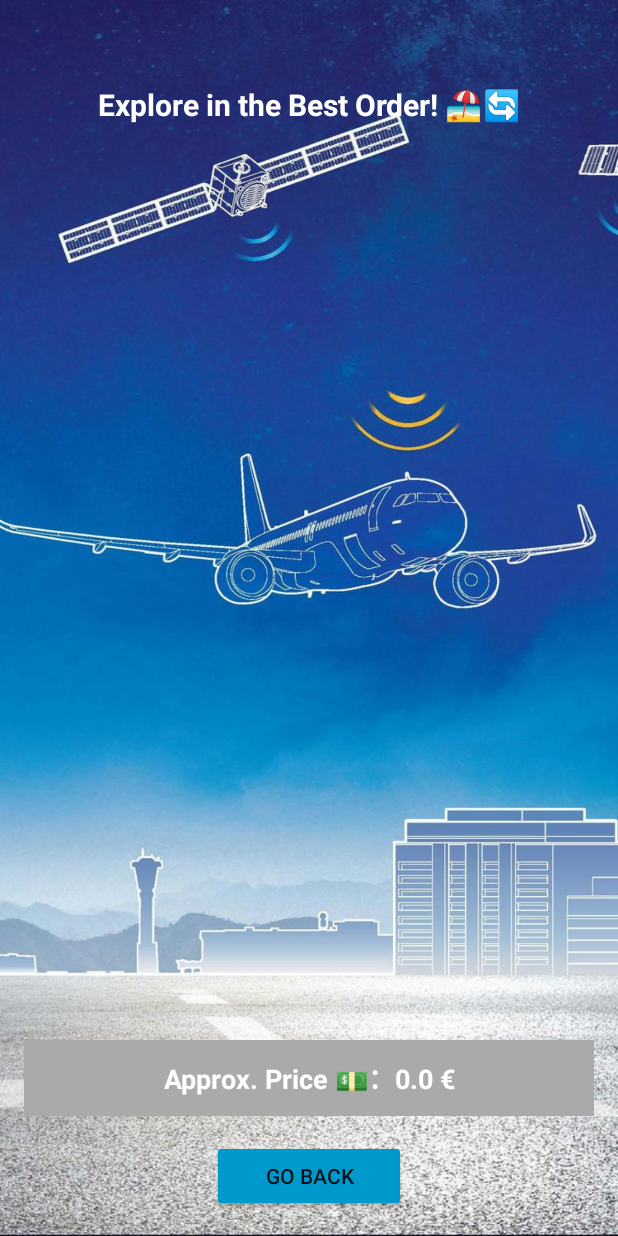
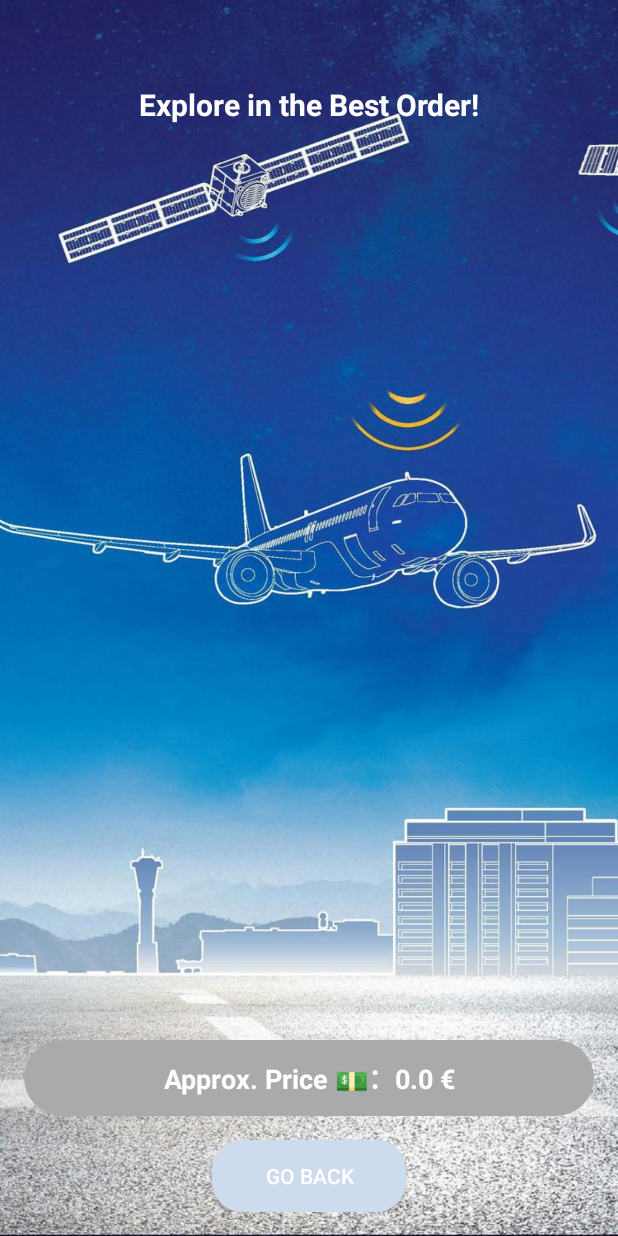
Before and after one commit to JuliaZula/SmartTraveler, an Android app: the ResultActivity screen opened directly, with no data from a screen before it, on a phone screen of 412 x 824 dp. Run offline under Robolectric (Android 15) with nearby library versions, the phone set to English and light mode, and no system bars; libraries missing offline, so code that uses them is left out: com.ctc.wstx.

Commit message:
add screenshots

```diff
--- /dev/null
+++ b/SmartTraveler_v1/app/src/main/res/drawable/round_button.xml
@@ -0,0 +1,6 @@
+ <shape xmlns:android="http://schemas.android.com/apk/res/android"
+     android:shape="rectangle">
+
+     <solid android:color="@color/light_blue"/>
+     <corners android:radius="20dp"/>
+ </shape>
--- /dev/null
+++ b/SmartTraveler_v1/app/src/main/res/drawable/round_corner_bg.xml
@@ -0,0 +1,7 @@
+<shape xmlns:android="http://schemas.android.com/apk/res/android"
+    android:shape="rectangle">
+
+    <solid android:color="@android:color/darker_gray"/>
+    <corners android:radius="30dp"/>
+
+</shape>
--- a/SmartTraveler_v1/app/src/main/res/layout/activity_main.xml
+++ b/SmartTraveler_v1/app/src/main/res/layout/activity_main.xml
@@ -1,4 +1,4 @@
-<?xml version="1.0" encoding="utf-8"?>
+
 <LinearLayout xmlns:android="http://schemas.android.com/apk/res/android"
     android:layout_width="match_parent"
     android:layout_height="match_parent"
@@ -108,7 +108,7 @@
         android:layout_weight="1"
         android:text="Optimize 💰"
         android:minWidth="100dp"
-        android:padding="8dp"/>
+        android:padding="8dp" />
     </LinearLayout>
 
     </LinearLayout>
--- a/SmartTraveler_v1/app/src/main/res/layout/activity_result.xml
+++ b/SmartTraveler_v1/app/src/main/res/layout/activity_result.xml
@@ -1,3 +1,4 @@
+<?xml version="1.0" encoding="utf-8"?>
 <FrameLayout xmlns:android="http://schemas.android.com/apk/res/android"
     android:layout_width="match_parent"
     android:layout_height="match_parent">
@@ -23,18 +24,20 @@
             android:layout_height="40dp" />
 
         <!-- 标题 -->
+
+        <!-- 结果列表 -->
+
         <TextView
             android:id="@+id/tv_title"
             android:layout_width="match_parent"
             android:layout_height="wrap_content"
-            android:text="Explore in the Best Order! 🏖️🔄"
+            android:layout_marginBottom="8dp"
+            android:gravity="center"
+            android:text="Explore in the Best Order!"
+            android:textColor="@android:color/white"
             android:textSize="20sp"
-            android:textStyle="bold"
-            android:gravity="center"
-            android:layout_marginBottom="8dp"
-            android:textColor="@android:color/white"/>
+            android:textStyle="bold" />
 
-        <!-- 结果列表 -->
         <ScrollView
             android:layout_width="match_parent"
             android:layout_height="0dp"
@@ -46,7 +49,7 @@
                 android:layout_width="match_parent"
                 android:layout_height="wrap_content"
                 android:columnCount="2"
-                android:padding="8dp"/>
+                android:padding="8dp" />
         </ScrollView>
 
         <!-- 总费用 -->
@@ -55,23 +58,22 @@
             android:layout_width="match_parent"
             android:layout_height="wrap_content"
             android:layout_marginTop="12dp"
-            android:background="@android:color/darker_gray"
+            android:background="@drawable/round_corner_bg"
             android:gravity="center"
             android:padding="12dp"
             android:text="Approx. Price 💵：0 €"
             android:textColor="@android:color/white"
             android:textSize="18sp"
             android:textStyle="bold" />
-
-        <!-- 返回按钮 -->
         <Button
             android:id="@+id/btn_back"
             android:layout_width="129dp"
             android:layout_height="wrap_content"
             android:layout_gravity="center"
             android:layout_marginTop="16dp"
-            android:backgroundTint="@android:color/holo_blue_dark"
+            android:background="@drawable/round_button"
             android:maxWidth="200dp"
+            android:textColor="@android:color/white"
             android:text="GO BACK" />
 
     </LinearLayout>
--- a/SmartTraveler_v1/app/src/main/res/values/colors.xml
+++ b/SmartTraveler_v1/app/src/main/res/values/colors.xml
@@ -3,4 +3,5 @@
     <color name="black">#FF000000</color>
     <color name="white">#FFFFFFFF</color>
     <color name="teal_700">#00796B</color>
+    <color name="light_blue">#cddced</color>
 </resources>
```
Also changed, not shown: SmartTraveler_v1/app/src/main/java/com/example/smarttraveler_v1/ui/activity/ResultActivity.java (+5 -3 lines), SmartTraveler_v1/app/src/main/res/layout/activity_splash.xml (deleted, +0 -13 lines), 4 other files.
